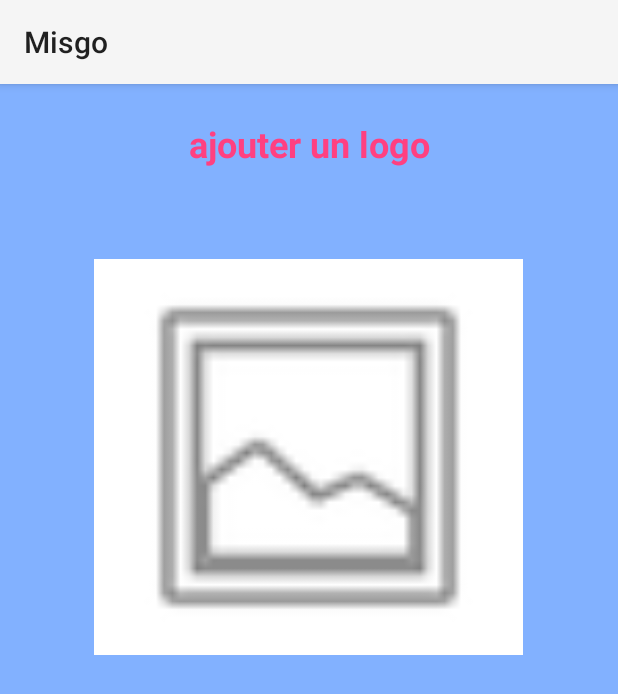
After one commit to adam78200/Misgo, an Android app: the InsertImage screen opened directly, with no data from a screen before it, on a phone screen of 412 x 824 dp. The commit adds this screen. Shown: the top 694 px of the screen. Run offline under Robolectric (Android 15) with nearby library versions, the phone set to English and light mode, and no system bars.

Commit message:
insert logo

```diff
--- a/app/src/main/AndroidManifest.xml
+++ b/app/src/main/AndroidManifest.xml
@@ -4,6 +4,7 @@
 
     <uses-permission android:name="android.permission.READ_EXTERNAL_STORAGE" />
     <uses-permission android:name="android.permission.WRITE_EXTERNAL_STORAGE" />
+    <uses-permission android:name="android.permission.READ_CONTACTS" />
 
     <application
         android:allowBackup="true"
@@ -13,7 +14,8 @@
         android:roundIcon="@mipmap/ic_launcher_round"
         android:supportsRtl="true"
         android:theme="@style/AppTheme">
-        <activity android:name=".MainActivity"></activity>
+        <activity android:name=".InsertImage"></activity>
+        <activity android:name=".MainActivity" />
         <activity android:name=".StartScreen">
             <intent-filter>
                 <action android:name="android.intent.action.MAIN" />
--- /dev/null
+++ b/app/src/main/java/com/paidinfull/misgo/InsertImage.java
@@ -0,0 +1,75 @@
+package com.paidinfull.misgo;
+
+import androidx.annotation.Nullable;
+import androidx.appcompat.app.AppCompatActivity;
+
+import android.content.Intent;
+import android.graphics.Bitmap;
+import android.net.Uri;
+import android.os.Bundle;
+import android.provider.MediaStore;
+import android.view.View;
+import android.widget.ImageView;
+import android.widget.Toast;
+
+public class InsertImage extends AppCompatActivity {
+
+    int PICK_IMAGE_REQUEST=100;
+    Uri imageFilePath;
+    Bitmap imageToStore;
+    ImageView imageView7;
+    private static int RESULT_LOAD_IMAGE = 1;
+
+    @Override
+    protected void onCreate(Bundle savedInstanceState) {
+        super.onCreate(savedInstanceState);
+        setContentView(R.layout.activity_insert_image);
+
+        imageView7 = findViewById(R.id.imageView7);
+        imageView7.setOnClickListener(new View.OnClickListener() {
+            @Override
+            public void onClick(View v) {
+                chooseImage();
+            }
+        });
+
+    }
+    public void chooseImage() {
+        try {
+            Intent imageIntent = new Intent();
+            imageIntent.setAction(Intent.ACTION_GET_CONTENT);
+            imageIntent.setType("image/*");
+            startActivityForResult(imageIntent, PICK_IMAGE_REQUEST);
+
+            Toast.makeText(getApplicationContext(), "select your logo", Toast.LENGTH_SHORT).show();
+        } catch (Exception e) {
+            Toast.makeText(getApplicationContext(), e.getMessage(), Toast.LENGTH_SHORT).show();
+
+        }
+        }
+        @Override
+        public void onActivityResult(int requestCode, int resultCode, @Nullable Intent data) {
+            super.onActivityResult(requestCode, resultCode, data);
+
+            try {
+
+                if(requestCode==PICK_IMAGE_REQUEST && resultCode== RESULT_OK && data != null && data.getData()!=null)
+                {
+                    imageFilePath= data.getData();
+                    imageToStore= MediaStore.Images.Media.getBitmap(getApplicationContext().getContentResolver(), imageFilePath );
+
+
+                    imageView7.setImageBitmap(imageToStore);
+                    Toast.makeText(getApplicationContext(), "c'est clean", Toast.LENGTH_SHORT).show();
+
+
+                }else{
+                    Toast.makeText(getApplicationContext(),"c'est ouf comme même hein", Toast.LENGTH_SHORT).show();
+                }
+            }
+            catch (Exception e){
+                Toast.makeText(getApplicationContext(), e.getMessage(), Toast.LENGTH_SHORT).show();
+            }
+
+    }
+}
--- a/app/src/main/java/com/paidinfull/misgo/StartScreen.java
+++ b/app/src/main/java/com/paidinfull/misgo/StartScreen.java
@@ -13,7 +13,7 @@ public class StartScreen extends AppCompatActivity {
 
     TextView nasseeha;
     protected boolean actif = true;
-    protected int splashTime = 3000;
+    protected int splashTime = 2400;
 
     @Override
     protected void onCreate(Bundle savedInstanceState) {
--- /dev/null
+++ b/app/src/main/res/drawable/addimage.xml
@@ -0,0 +1,5 @@
+<vector android:alpha="0.6" android:height="24dp" android:tint="#93E8F5"
+    android:viewportHeight="24" android:viewportWidth="24"
+    android:width="24dp" xmlns:android="http://schemas.android.com/apk/res/android">
+    <path android:fillColor="@android:color/white" android:pathData="M3,4V1h2v3h3v2H5v3H3V6H0V4H3zM6,10V7h3V4h7l1.83,2H21c1.1,0 2,0.9 2,2v12c0,1.1 -0.9,2 -2,2H5c-1.1,0 -2,-0.9 -2,-2V10H6zM13,19c2.76,0 5,-2.24 5,-5s-2.24,-5 -5,-5s-5,2.24 -5,5S10.24,19 13,19zM9.8,14c0,1.77 1.43,3.2 3.2,3.2s3.2,-1.43 3.2,-3.2s-1.43,-3.2 -3.2,-3.2S9.8,12.23 9.8,14z"/>
+</vector>
--- /dev/null
+++ b/app/src/main/res/layout/activity_insert_image.xml
@@ -0,0 +1,44 @@
+<?xml version="1.0" encoding="utf-8"?>
+<androidx.constraintlayout.widget.ConstraintLayout xmlns:android="http://schemas.android.com/apk/res/android"
+    xmlns:app="http://schemas.android.com/apk/res-auto"
+    xmlns:tools="http://schemas.android.com/tools"
+    android:layout_width="match_parent"
+    android:layout_height="match_parent"
+    android:background="#82B1FF"
+    tools:context=".InsertImage">
+
+    <ImageView
+        android:id="@+id/imageView7"
+        android:layout_width="286dp"
+        android:layout_height="264dp"
+        android:layout_marginStart="102dp"
+        android:layout_marginLeft="102dp"
+        android:layout_marginTop="136dp"
+        android:layout_marginEnd="277dp"
+        android:layout_marginRight="277dp"
+        android:layout_marginBottom="563dp"
+        android:background="#FFFFFF"
+        app:layout_constraintBottom_toBottomOf="parent"
+        app:layout_constraintEnd_toEndOf="parent"
+        app:layout_constraintHorizontal_bias="0.157"
+        app:layout_constraintStart_toStartOf="parent"
+        app:layout_constraintTop_toTopOf="parent"
+        app:layout_constraintVertical_bias="0.099"
+        app:srcCompat="@android:drawable/ic_menu_gallery" />
+
+    <TextView
+        android:id="@+id/textView3"
+        android:layout_width="320dp"
+        android:layout_height="46dp"
+        android:gravity="center"
+        android:text="ajouter un logo"
+        android:textColor="#FF4081"
+        android:textSize="24sp"
+        android:textStyle="bold"
+        app:layout_constraintBottom_toBottomOf="parent"
+        app:layout_constraintEnd_toEndOf="parent"
+        app:layout_constraintHorizontal_bias="0.5"
+        app:layout_constraintStart_toStartOf="parent"
+        app:layout_constraintTop_toTopOf="parent"
+        app:layout_constraintVertical_bias="0.023" />
+</androidx.constraintlayout.widget.ConstraintLayout>
--- a/app/src/main/res/layout/activity_main.xml
+++ b/app/src/main/res/layout/activity_main.xml
@@ -11,7 +11,6 @@
         android:layout_width="match_parent"
         android:layout_height="66dp"
         android:background="@color/design_default_color_on_secondary"
-        app:elevation="8dp"
         app:itemIconSize="?android:attr/buttonCornerRadius"
         app:itemIconTint="@color/colorPrimary"
         app:itemTextAppearanceActive="@style/TextAppearance.AppCompat.Large"
```
Also changed, not shown: app/src/main/java/com/paidinfull/misgo/MainActivity.java (+18 -5 lines), app/src/main/java/com/paidinfull/misgo/ident_fragment.java (+49 -19 lines), app/src/main/res/layout/fragment_ident_fragment.xml (+7 -0 lines).
